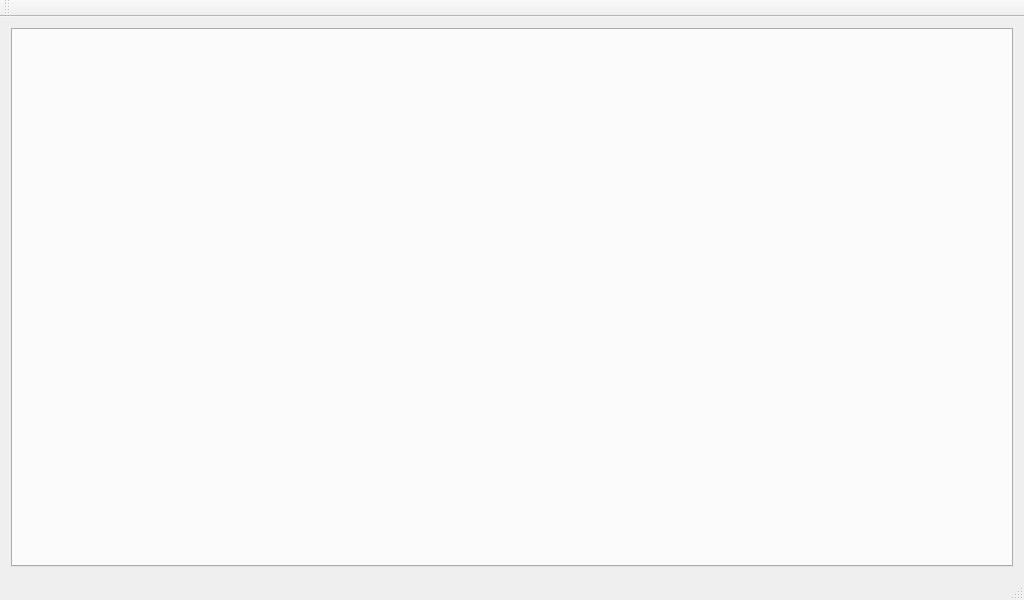
bremenpl/bateria_cenralna, file sterownik_glowny/bc_client/mainwindow.ui: the form before one commit.
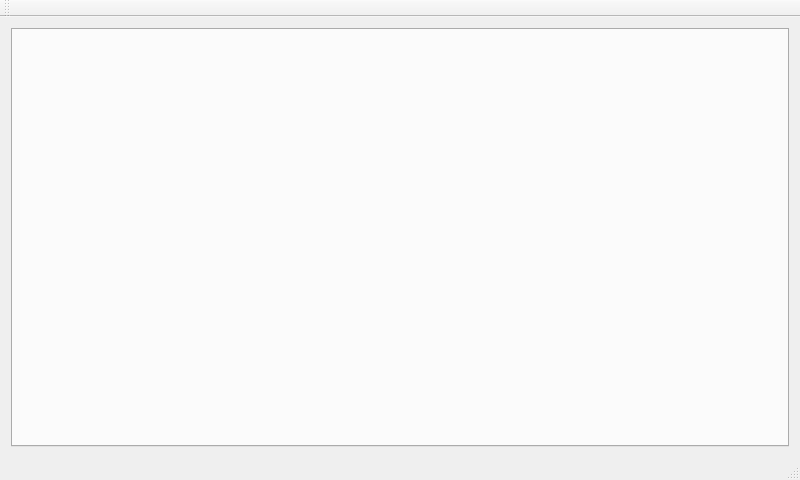
The form after the commit.

The edit to the form file:
```diff
--- a/sterownik_glowny/bc_client/mainwindow.ui
+++ b/sterownik_glowny/bc_client/mainwindow.ui
@@ -6,14 +6,14 @@
    <rect>
     <x>0</x>
     <y>0</y>
-    <width>1024</width>
-    <height>600</height>
+    <width>800</width>
+    <height>480</height>
    </rect>
   </property>
   <property name="minimumSize">
    <size>
-    <width>1024</width>
-    <height>600</height>
+    <width>800</width>
+    <height>480</height>
    </size>
   </property>
   <property name="windowTitle">
```
Left out of the diff: 2 changed lines with no effect on the pictures.
